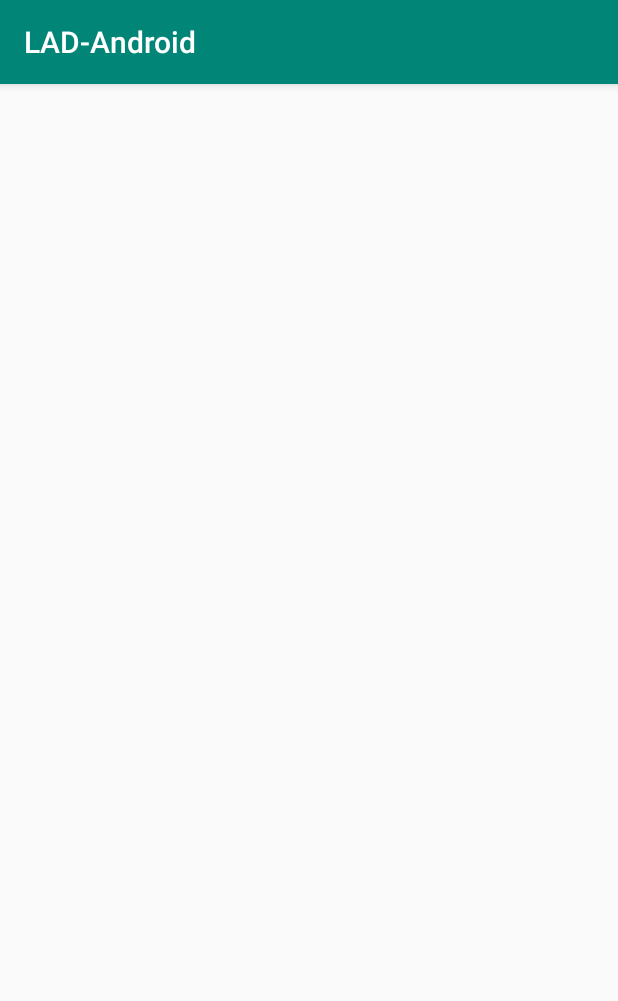
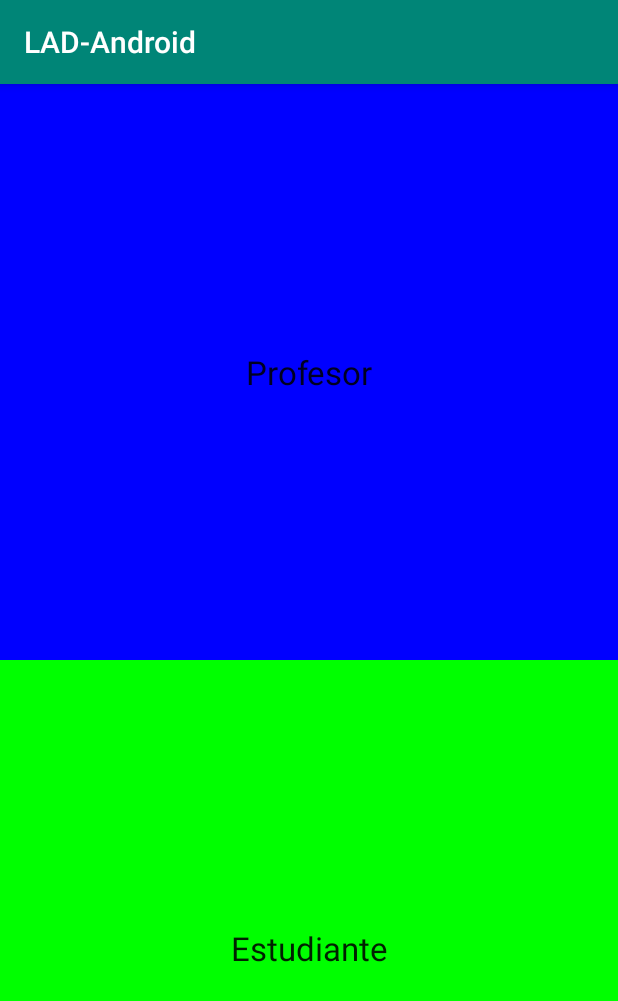
Before and after one commit to saj11/LAD, an Android app: the screen it shows after launch (MainMenuEstudianteActivity before the commit, RegistroSeleccionActivity after it), after a tap on "SIGN UP", on a phone screen of 412 x 824 dp. Shown: the top 1001 px of the screen. Run offline under Robolectric (Android 15) with nearby library versions, the phone set to English and light mode, and no system bars.

Commit message:
Cambios - registro seleccion

```diff
--- a/Android/LADAndroid/app/build.gradle
+++ b/Android/LADAndroid/app/build.gradle
@@ -23,7 +23,7 @@ dependencies {
     //noinspection GradleCompatible
     implementation 'com.android.support:appcompat-v7:28.0.0'
     implementation 'com.android.support.constraint:constraint-layout:1.1.3'
-    implementation ('me.dm7.barcodescanner:zxing:1.9'){
+    implementation('me.dm7.barcodescanner:zxing:1.9') {
         exclude group: 'com.android.support'
         exclude module: 'appcompat-v7'
         exclude module: 'support-v4'
--- a/Android/LADAndroid/app/src/main/java/com/example/lad_android/MainActivity.java
+++ b/Android/LADAndroid/app/src/main/java/com/example/lad_android/MainActivity.java
@@ -44,8 +44,10 @@ public class MainActivity extends AppCompatActivity {
             @Override
             public void onClick(View v) {
                /* Intent SignupIntent = new Intent(MainActivity.this, RegistroActivity.class);
-                startActivity(SignupIntent);*/
+                startActivity(SignupIntent);
                Intent intent = new Intent(MainActivity.this, MainMenuEstudianteActivity.class);
+               startActivity(intent);*/
+               Intent intent = new Intent(MainActivity.this, RegistroSeleccionActivity.class);
                startActivity(intent);
             }
         });
--- /dev/null
+++ b/Android/LADAndroid/app/src/main/java/com/example/lad_android/RegistroSeleccionActivity.java
@@ -0,0 +1,37 @@
+package com.example.lad_android;
+
+import android.content.Intent;
+import android.support.v7.app.AppCompatActivity;
+import android.os.Bundle;
+import android.view.View;
+import android.widget.Button;
+
+public class RegistroSeleccionActivity extends AppCompatActivity {
+
+    private Button mBtnProfe, mBtnEstudiante;
+
+
+    @Override
+    protected void onCreate(Bundle savedInstanceState) {
+        super.onCreate(savedInstanceState);
+        setContentView(R.layout.activity_registro_seleccion);
+        mBtnProfe = (Button) findViewById(R.id.registroSelectBtnProfe);
+        mBtnEstudiante = (Button) findViewById(R.id.registroSelectBtnEstudiante);
+
+        mBtnProfe.setOnClickListener(new View.OnClickListener() {
+            @Override
+            public void onClick(View v) {
+                Intent intent = new Intent(RegistroSeleccionActivity.this, RegistroActivity.class);
+                startActivity(intent);
+            }
+        });
+
+        mBtnEstudiante.setOnClickListener(new View.OnClickListener() {
+            @Override
+            public void onClick(View v) {
+                Intent intent = new Intent(RegistroSeleccionActivity.this, RegistroEstudianteActivity.class);
+                startActivity(intent);
+            }
+        });
+    }
+}
--- /dev/null
+++ b/Android/LADAndroid/app/src/main/res/layout/activity_registro_seleccion.xml
@@ -0,0 +1,31 @@
+<?xml version="1.0" encoding="utf-8"?>
+<LinearLayout xmlns:android="http://schemas.android.com/apk/res/android"
+    xmlns:app="http://schemas.android.com/apk/res-auto"
+    xmlns:tools="http://schemas.android.com/tools"
+    android:layout_width="match_parent"
+    android:layout_height="match_parent"
+    android:orientation="vertical"
+    android:weightSum="2"
+    tools:context=".RegistroSeleccionActivity">
+
+    <Button
+        android:id="@+id/registroSelectBtnProfe"
+        android:text="Profesor"
+        android:textAppearance="@style/Base.TextAppearance.AppCompat.Large"
+        android:layout_width="match_parent"
+        android:layout_height="0dp"
+        android:layout_weight="1"
+        android:background="	#0000FF"
+       />
+
+    <Button
+        android:id="@+id/registroSelectBtnEstudiante"
+        android:text="Estudiante"
+        android:textAppearance="@style/Base.TextAppearance.AppCompat.Large"
+        android:layout_width="match_parent"
+        android:layout_height="0dp"
+        android:layout_weight="1"
+        android:background="#00FF00"
+        />
+
+</LinearLayout>
```
Also changed, not shown: Android/LADAndroid/app/src/main/AndroidManifest.xml (+5 -3 lines), Android/LADAndroid/app/src/main/java/com/example/lad_android/DatabaseAccess.java (+29 -1 lines), Android/LADAndroid/app/src/main/java/com/example/lad_android/MainMenuEstudianteActivity.java (+7 -0 lines), Android/LADAndroid/app/src/main/java/com/example/lad_android/MainMenuEstudianteCursoActivity.java (added, +13 -0 lines), Android/LADAndroid/app/src/main/java/com/example/lad_android/QRCodigoActivity.java (+7 -1 lines), Android/LADAndroid/app/src/main/java/com/example/lad_android/RegistroEstudianteActivity.java (added, +75 -0 lines), Android/LADAndroid/app/src/main/res/layout/activity_main_menu_estudiante_curso.xml (added, +19 -0 lines), Android/LADAndroid/app/src/main/res/layout/activity_registro_estudiante.xml (added, +118 -0 lines).
